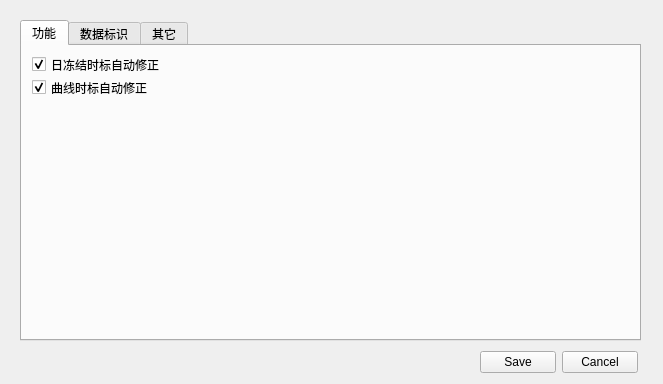
Old version of the form UI_Meter698_config.ui in the repository yuani520/Meter698-45Simulator.
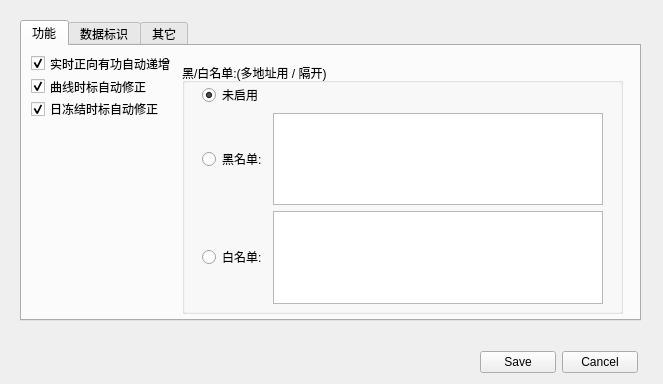
New version of the form. The open tabs and pages were chosen to show the change.

Patch:
```diff
--- a/UI_Meter698_config.ui
+++ b/UI_Meter698_config.ui
@@ -28,7 +28,7 @@
      <x>20</x>
      <y>20</y>
      <width>621</width>
-     <height>321</height>
+     <height>301</height>
     </rect>
    </property>
    <property name="focusPolicy">
@@ -53,20 +53,17 @@
     <widget class="QWidget" name="layoutWidget">
      <property name="geometry">
       <rect>
-       <x>10</x>
-       <y>10</y>
-       <width>133</width>
-       <height>40</height>
+       <x>9</x>
+       <y>9</y>
+       <width>145</width>
+       <height>62</height>
       </rect>
      </property>
      <layout class="QVBoxLayout" name="verticalLayout">
       <item>
-       <widget class="QCheckBox" name="checkBox">
-        <property name="layoutDirection">
-         <enum>Qt::LeftToRight</enum>
-        </property>
+       <widget class="QCheckBox" name="checkBox_3">
         <property name="text">
-         <string>日冻结时标自动修正</string>
+         <string>实时正向有功自动递增</string>
         </property>
         <property name="checked">
          <bool>true</bool>
@@ -92,8 +89,87 @@
         </property>
        </widget>
       </item>
+      <item>
+       <widget class="QCheckBox" name="checkBox">
+        <property name="layoutDirection">
+         <enum>Qt::LeftToRight</enum>
+        </property>
+        <property name="text">
+         <string>日冻结时标自动修正</string>
+        </property>
+        <property name="checked">
+         <bool>true</bool>
+        </property>
+        <property name="autoRepeat">
+         <bool>false</bool>
+        </property>
+       </widget>
+      </item>
      </layout>
     </widget>
+    <widget class="QGroupBox" name="groupBox_2">
+     <property name="geometry">
+      <rect>
+       <x>160</x>
+       <y>17</y>
+       <width>441</width>
+       <height>251</height>
+      </rect>
+     </property>
+     <property name="title">
+      <string>黑/白名单:(多地址用 / 隔开)</string>
+     </property>
+     <widget class="QWidget" name="">
+      <property name="geometry">
+       <rect>
+        <x>20</x>
+        <y>20</y>
+        <width>401</width>
+        <height>221</height>
+       </rect>
+      </property>
+      <layout class="QVBoxLayout" name="verticalLayout_2">
+       <item>
+        <widget class="QRadioButton" name="radioButton_3">
+         <property name="text">
+          <string>未启用</string>
+         </property>
+         <property name="checked">
+          <bool>true</bool>
+         </property>
+        </widget>
+       </item>
+       <item>
+        <layout class="QHBoxLayout" name="horizontalLayout_3">
+         <item>
+          <widget class="QRadioButton" name="radioButton">
+           <property name="text">
+            <string>黑名单:</string>
+           </property>
+          </widget>
+         </item>
+         <item>
+          <widget class="QTextEdit" name="textEdit"/>
+         </item>
+        </layout>
+       </item>
+       <item>
+        <layout class="QHBoxLayout" name="horizontalLayout_4">
+         <item>
+          <widget class="QRadioButton" name="radioButton_2">
+           <property name="text">
+            <string>白名单:</string>
+           </property>
+          </widget>
+         </item>
+         <item>
+          <widget class="QTextEdit" name="textEdit_2"/>
+         </item>
+        </layout>
+       </item>
+      </layout>
+     </widget>
+    </widget>
    </widget>
    <widget class="QWidget" name="tab_2">
     <attribute name="title">
```
Left out of the diff: 7 changed lines with no effect on the pictures.
